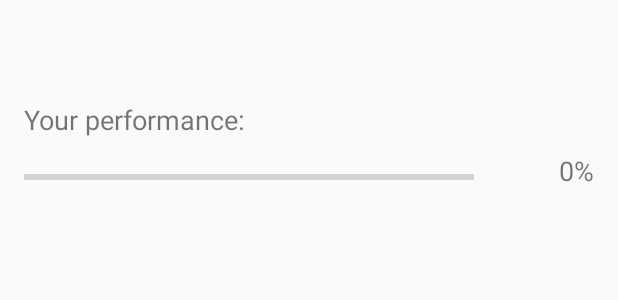
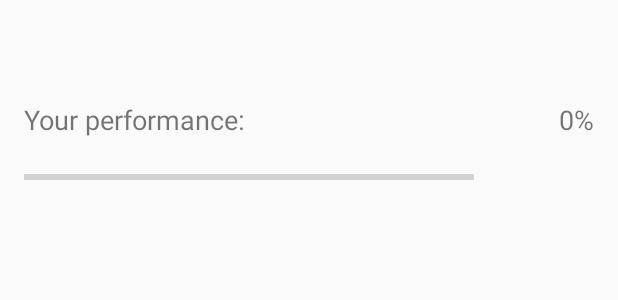
Before and after one commit to rasjoy/ITCS_4180_HW4_Group34, an Android app: the layout activity_stats.xml on its own in the app's theme, with its tools: preview values and no code run, on a phone screen of 412 x 824 dp. Shown: the part 364-664 px from the top of the screen. Run offline under Robolectric (Android 15) with nearby library versions, the phone set to English and light mode, and no system bars.

Commit message:
Stats Activity finished

```diff
--- a/app/src/main/java/com/example/joyrasmussen/hw4_group34/Trivia.java
+++ b/app/src/main/java/com/example/joyrasmussen/hw4_group34/Trivia.java
@@ -77,6 +77,7 @@ public class Trivia extends AppCompatActivity {
                 Intent intent = new Intent(Trivia.this, StatsActivity.class);
                 intent.putExtra("QUESTIONS", questionArray);
                 startActivity(intent);
+                finish();
 
 
             }
--- a/app/src/main/res/layout/activity_stats.xml
+++ b/app/src/main/res/layout/activity_stats.xml
@@ -33,7 +33,8 @@
             android:layout_centerHorizontal="true"
             android:id="@+id/button"
             android:background="@android:color/holo_blue_light"
-            android:textColor="@android:color/background_light" />
+            android:textColor="@android:color/background_light"
+            android:onClick="finish" />
 
         <ScrollView
             android:layout_width="match_parent"
@@ -70,7 +71,7 @@
             android:layout_height="wrap_content"
             android:layout_below="@+id/textView2"
             android:layout_marginTop="18dp"
-            android:id="@+id/progressBar6"
+            android:id="@+id/progressBar"
             android:layout_width="300dp" />
 
         <TextView
@@ -79,7 +80,7 @@
             android:layout_height="wrap_content"
             android:id="@+id/percentageTextView"
             android:textSize="18sp"
-            android:layout_alignBottom="@+id/progressBar6"
+            android:layout_above="@+id/progressBar"
             android:layout_alignParentRight="true"
             android:layout_alignParentEnd="true" />
 
```
Also changed, not shown: app/src/main/java/com/example/joyrasmussen/hw4_group34/StatsActivity.java (+55 -8 lines).
